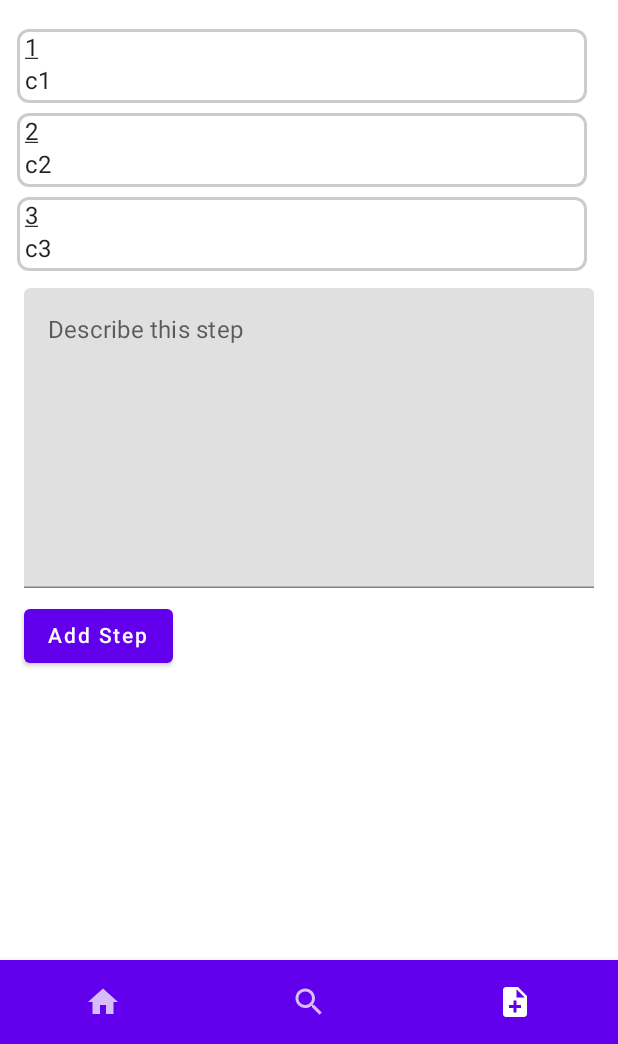
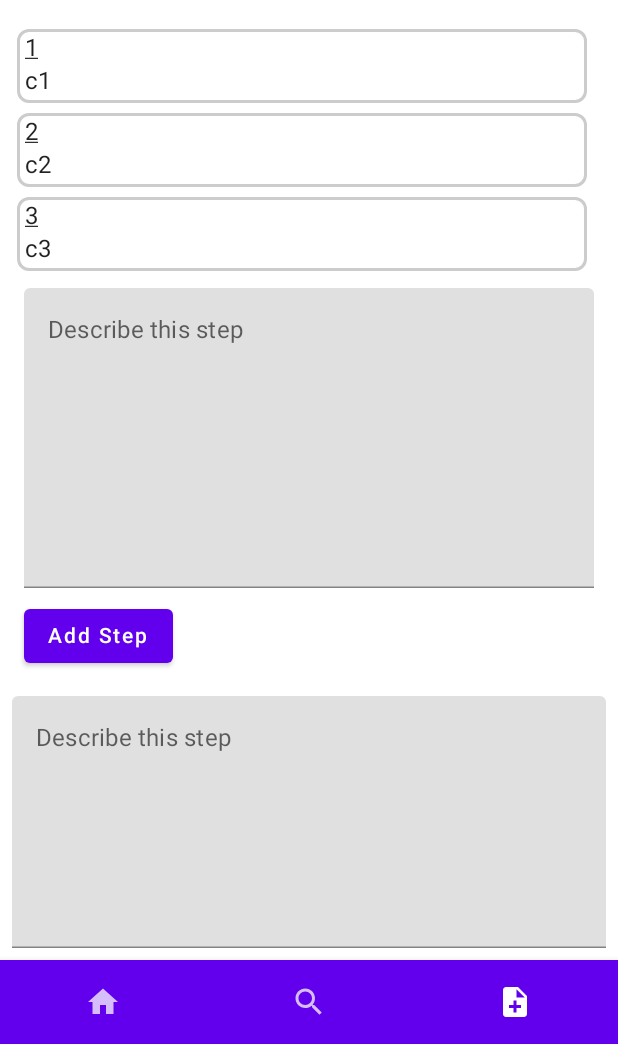
Before and after one commit to VinuelMancent/MobileAppDevelopment, an Android app built with Jetpack Compose: the CreateScreen screen opened through its navigation route, on a phone screen of 412 x 824 dp, the part 192-1236 px from its top. Run offline under Robolectric (Android 15) with nearby library versions, the phone set to English and light mode, and no system bars; our stand-ins replace livedata-compose; libraries missing offline, so code that uses them is left out: com.jakewharton.retrofit2.

Commit message:
bissle was gemerged, dazu wird jetzt von smartphone die tatsächliche datenbank abgefragt und nicht ein mock oder so

```diff
--- a/app/src/main/java/com/tutorialapp/data/network/WebService.kt
+++ b/app/src/main/java/com/tutorialapp/data/network/WebService.kt
@@ -21,6 +21,6 @@ interface WebService {
 
 
     companion object {
-        const val BASE_URL = "http://10.0.2.2:80/mongo/";
+        const val BASE_URL = "http://appservice-mongodb.herokuapp.com/mongo/";
     }
 }
--- a/app/src/main/java/com/tutorialapp/feature/create/Create.kt
+++ b/app/src/main/java/com/tutorialapp/feature/create/Create.kt
@@ -39,12 +39,12 @@ private var counter: Int = 0
 //SCHÖN MACHEN
 @Composable
 fun Create(){
-    Column {
+    Column() {
         TutorialNameTextField() //evtl enter taste deaktivieren
         //Divider(color = Color.Blue, thickness = 1.dp)
-        ShowExistingSteps() //evtl image hinzufügen
-        // Divider(color = Color.Blue, thickness = 1.dp)
-
+        ShowExistingSteps() //übersicht machen, id, content und evtl image
+        //Divider(color = Color.Blue, thickness = 1.dp)
+        AddStep() //textfeld anpassen (größe, form?), inhalt löschen nach hinzufügen, möglichkeit für bilder(?)
     }
 }
 
--- a/app/src/main/java/com/tutorialapp/feature/create/CreateScreen.kt
+++ b/app/src/main/java/com/tutorialapp/feature/create/CreateScreen.kt
@@ -3,6 +3,6 @@ package com.tutorialapp.feature.create
 import androidx.compose.runtime.Composable
 
 @Composable
-fun CreateScreen(){
+fun CreateScreen(viewModel: CreateScreenVewModel = androidx.lifecycle.viewmodel.compose.viewModel()){
     Create()
 }
```
